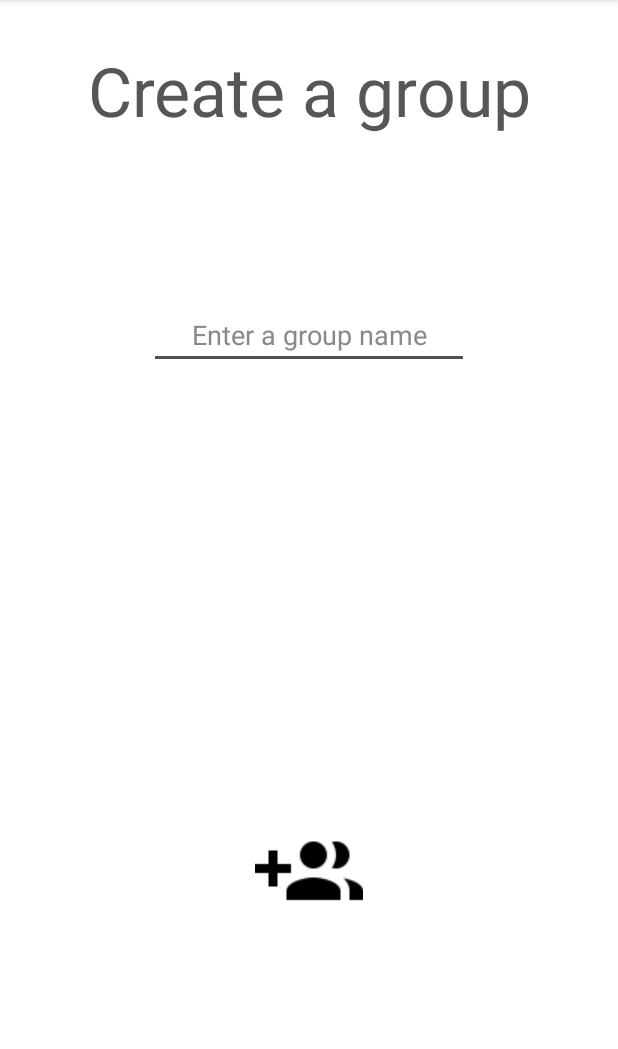
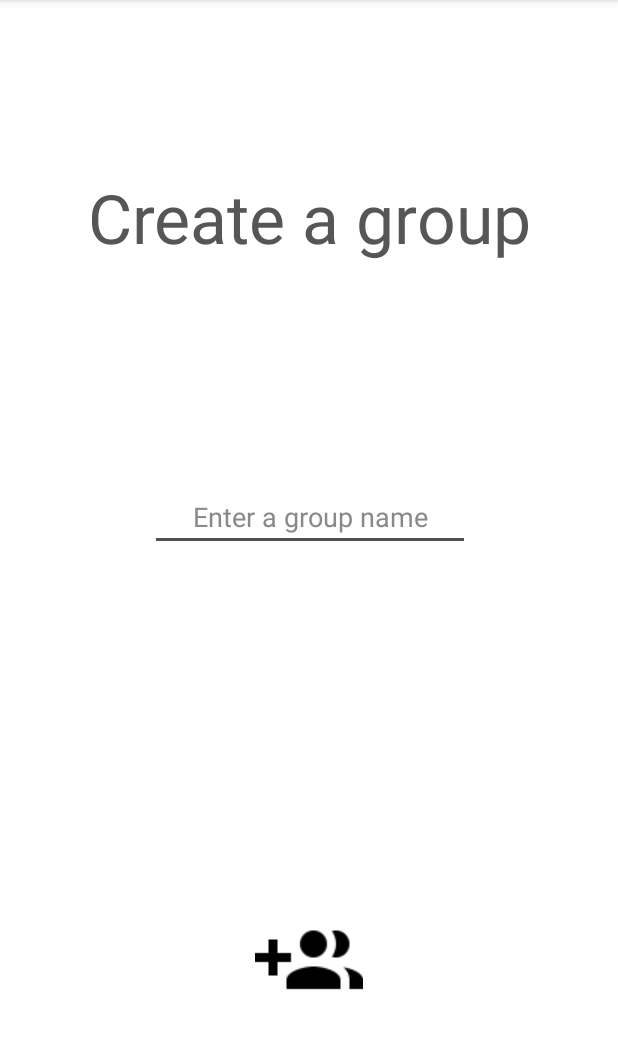
Before and after one commit to myoutspace/Project, an Android app: the screen it shows after launch (CreateGroup), on a phone screen of 412 x 824 dp, the part 84-1133 px from its top. Run offline under Robolectric (Android 15) with nearby library versions, the phone set to English and light mode, and no system bars.

Commit message:
Some changes

```diff
--- a/TaskManager/app/src/main/java/main/taskmanager/Display/CreateUsers.java
+++ b/TaskManager/app/src/main/java/main/taskmanager/Display/CreateUsers.java
@@ -95,33 +95,6 @@ public class CreateUsers extends AppCompatActivity {
 
     }
 
-    @Override
-    public boolean onCreateOptionsMenu(Menu menu) {
-        // Inflate the menu; this adds items to the action bar if it is present.
-        getMenuInflater().inflate(R.menu.create_users, menu);
-        return true;
-    }
-
-    @Override
-    public boolean onOptionsItemSelected(MenuItem item){
-        super.onOptionsItemSelected(item);
-
-        switch(item.getItemId()) {
-            case R.id.Add_User:
-                Bundle dataBundle = new Bundle();
-                dataBundle.putInt("id", 0);
-                dataBundle.putString("groupName", groupName);
-
-                Intent intent = new Intent(getApplicationContext(),DisplayUser.class);
-                intent.putExtras(dataBundle);
-
-                startActivity(intent);
-                return true;
-            default:
-                return super.onOptionsItemSelected(item);
-        }
-    }
-
     public void addPerson(View view) {
         Intent intent = new Intent(this, DisplayUser.class);
         intent.putExtra("previousActivity", "CreateUser");
--- a/TaskManager/app/src/main/res/layout/activity_create_group.xml
+++ b/TaskManager/app/src/main/res/layout/activity_create_group.xml
@@ -6,64 +6,80 @@
     android:layout_height="match_parent"
     tools:context="main.taskmanager.Display.CreateGroup">
 
-    <RelativeLayout
+    <android.support.constraint.ConstraintLayout
         android:layout_width="fill_parent"
         android:layout_height="fill_parent"
         android:background="@android:color/white"
         tools:layout_editor_absoluteX="0dp"
-        tools:layout_editor_absoluteY="0dp">
+        tools:layout_editor_absoluteY="36dp"
+        android:id="@+id/relativeLayout2">
 
-        <LinearLayout
+        <android.support.constraint.ConstraintLayout
+            android:id="@+id/linearLayout"
             android:layout_width="match_parent"
             android:layout_height="match_parent"
             android:gravity="center_horizontal"
-            android:orientation="vertical">
+            app:layout_constraintTop_toTopOf="parent"
+            app:layout_constraintStart_toStartOf="parent">
 
             <TextView
                 android:id="@+id/txtViewCreateGroup"
-                android:layout_width="match_parent"
+                android:layout_width="wrap_content"
                 android:layout_height="wrap_content"
-                android:layout_marginBottom="60sp"
-                android:layout_marginTop="30sp"
+                android:layout_marginBottom="32dp"
+                android:layout_marginEnd="8dp"
+                android:layout_marginStart="8dp"
+                android:layout_marginTop="32dp"
                 android:text="@string/text_view_create_group"
                 android:textAlignment="center"
                 android:textColor="@color/colorNavyBlue"
-                android:textSize="45sp" />
+                android:textSize="45sp"
+                app:layout_constraintBottom_toTopOf="@+id/edtTxtGrpName"
+                app:layout_constraintEnd_toEndOf="parent"
+                app:layout_constraintStart_toStartOf="parent"
+                app:layout_constraintTop_toTopOf="parent" />
 
             <EditText
                 android:id="@+id/edtTxtGrpName"
                 android:layout_width="wrap_content"
                 android:layout_height="wrap_content"
-                android:layout_marginBottom="60sp"
-                android:layout_marginTop="30sp"
+                android:layout_marginBottom="32dp"
+                android:layout_marginTop="32dp"
                 android:backgroundTint="#515151"
                 android:ems="10"
                 android:gravity="center_vertical|center_horizontal"
                 android:hint="Enter a group name"
                 android:inputType="textPersonName"
-                android:paddingTop="30sp"
                 android:shadowColor="#515151"
                 android:textAlignment="center"
                 android:textColor="#515151"
                 android:textColorHighlight="#515151"
                 android:textColorHint="#898989"
-                android:textCursorDrawable="@null" />
+                android:textCursorDrawable="@null"
+                app:layout_constraintBottom_toTopOf="@+id/imageButton2"
+                app:layout_constraintEnd_toEndOf="parent"
+                app:layout_constraintHorizontal_bias="0.502"
+                app:layout_constraintStart_toStartOf="parent"
+                app:layout_constraintTop_toBottomOf="@+id/txtViewCreateGroup" />
 
             <ImageButton
                 android:id="@+id/imageButton2"
                 android:layout_width="wrap_content"
                 android:layout_height="wrap_content"
-                android:layout_gravity="bottom|center_horizontal"
-                android:layout_marginBottom="30sp"
-                android:layout_marginTop="60sp"
-                android:layout_weight="1"
+                android:layout_marginBottom="8dp"
+                android:layout_marginEnd="8dp"
+                android:layout_marginStart="8dp"
+                android:layout_marginTop="124dp"
                 android:background="@android:color/transparent"
                 android:onClick="onCreateGroup"
-                android:paddingTop="60sp"
+                app:layout_constraintBottom_toBottomOf="parent"
+                app:layout_constraintEnd_toEndOf="parent"
+                app:layout_constraintStart_toStartOf="parent"
+                app:layout_constraintTop_toBottomOf="@+id/edtTxtGrpName"
                 app:srcCompat="@drawable/addgroup" />
 
-        </LinearLayout>
+        </android.support.constraint.ConstraintLayout>
 
-    </RelativeLayout>
+    </android.support.constraint.ConstraintLayout>
 
 </android.support.constraint.ConstraintLayout>
--- a/TaskManager/build.gradle
+++ b/TaskManager/build.gradle
@@ -3,6 +3,9 @@
 buildscript {
     repositories {
         jcenter()
+        maven {
+            url 'https://maven.google.com'
+        }
     }
     dependencies {
         classpath 'com.android.tools.build:gradle:3.0.0'
```
Also changed, not shown: TaskManager/app/build.gradle (+0 -7 lines).
